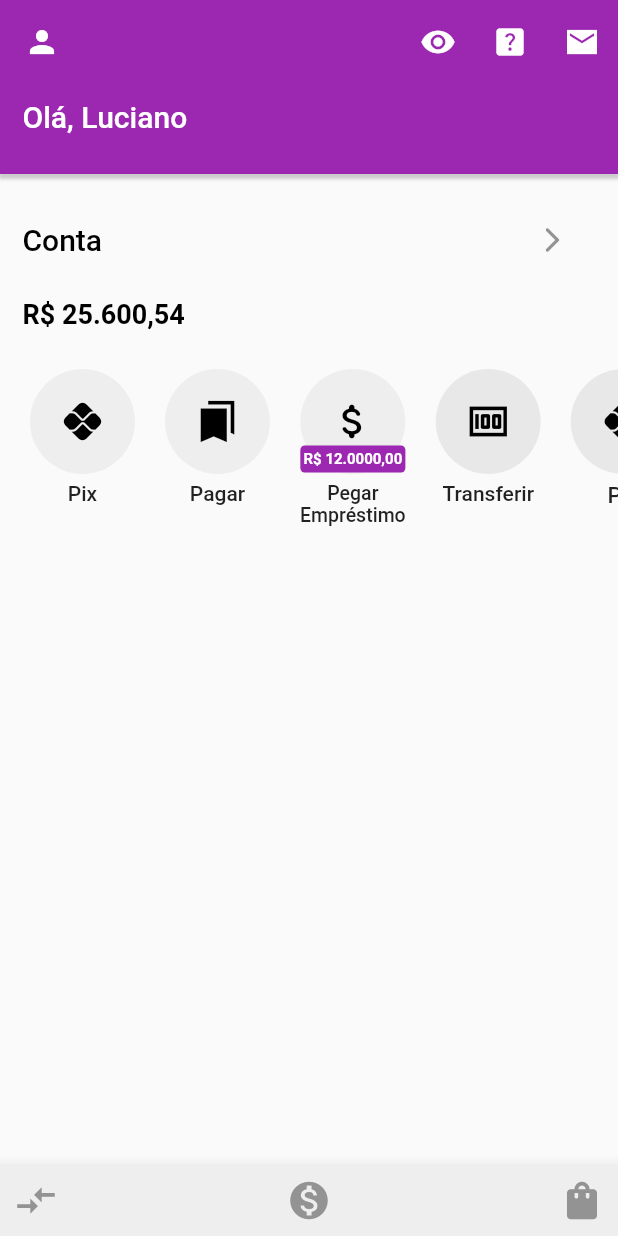
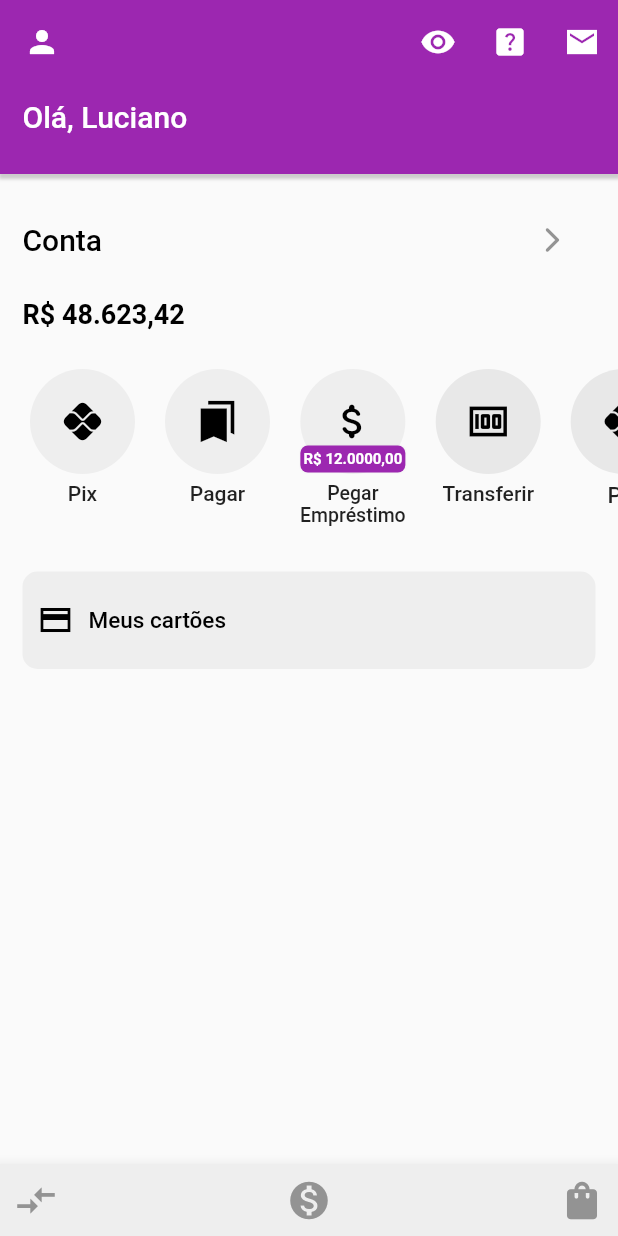
Before and after one commit to LucianoFraga27/nubank.project--flutter, a Flutter app: the screen it shows after launch, on a phone screen of 412 x 824 dp. Run offline on Flutter 3.47's test engine with Material 2 defaults, Android fonts, the phone set to English and light mode, and no system bars.

Commit message:
Meus cartões

```diff
--- a/lib/pages/home_page.dart
+++ b/lib/pages/home_page.dart
@@ -1,6 +1,7 @@
 import 'package:flutter/material.dart';
 
 import 'homepage/icones.dart';
+import 'homepage/meus_cartoes.dart';
 import 'homepage/saldo_conta.dart';
 
 class HomePage extends StatefulWidget {
@@ -25,10 +26,12 @@ class _HomePageState extends State<HomePage> {
       mainAxisAlignment: MainAxisAlignment.start,
       children: [
         _appBarNamed(),
-        SizedBox(height: 10),
-        SaldoConta(),
-        SizedBox(height: 10),
-        IconesPage()
+        const SizedBox(height: 10),
+        const SaldoConta(),
+        const SizedBox(height: 10),
+        const IconesPage(),
+        const SizedBox(height: 10),
+        const MeusCartoes(),
       ],
     );
   }
@@ -40,17 +43,17 @@ class _HomePageState extends State<HomePage> {
           mainAxisAlignment: MainAxisAlignment.spaceBetween,
           children: [
             IconButton(
-              icon: Icon(Icons.compare_arrows_sharp,
+              icon: const Icon(Icons.compare_arrows_sharp,
                   color: Color.fromARGB(255, 147, 147, 147), size: 30),
               onPressed: () {},
             ),
             IconButton(
-              icon: Icon(Icons.monetization_on_sharp,
+              icon: const Icon(Icons.monetization_on_sharp,
                   color: Color.fromARGB(255, 147, 147, 147), size: 30),
               onPressed: () {},
             ),
             IconButton(
-              icon: Icon(Icons.shopping_bag_rounded,
+              icon: const Icon(Icons.shopping_bag_rounded,
                   color: Color.fromARGB(255, 147, 147, 147), size: 30),
               onPressed: () {},
             ),
--- a/lib/pages/homepage/icones.dart
+++ b/lib/pages/homepage/icones.dart
@@ -125,7 +125,7 @@ class IconesPage extends StatelessWidget {
                                   Container(
                                     decoration: BoxDecoration(
                                       color: Colors.purple,
-                                      borderRadius: BorderRadius.circular(3),
+                                      borderRadius: BorderRadius.circular(5),
                                       boxShadow: [
                                         BoxShadow(
                                           color: Colors.grey.withOpacity(0.1),
--- /dev/null
+++ b/lib/pages/homepage/meus_cartoes.dart
@@ -0,0 +1,37 @@
+import 'package:flutter/material.dart';
+
+class MeusCartoes extends StatefulWidget {
+  const MeusCartoes({super.key});
+
+  @override
+  State<MeusCartoes> createState() => _MeusCartoesState();
+}
+
+class _MeusCartoesState extends State<MeusCartoes> {
+  @override
+  Widget build(BuildContext context) {
+    return Container(
+      height: 65,
+      width: double.infinity,
+      margin: const EdgeInsets.symmetric(horizontal: 15, vertical: 5),
+      decoration: BoxDecoration(
+        color: const Color.fromARGB(255, 238, 238, 238),
+        borderRadius: BorderRadius.circular(10),
+      ),
+      child: Row(
+        children: [
+          Container(
+              margin: const EdgeInsets.fromLTRB(10, 0, 10, 0),
+              child: const Icon(Icons.credit_card_sharp, color: Colors.black)),
+          const Text(
+            "Meus cartões",
+            style: TextStyle(
+                color: Color.fromARGB(255, 0, 0, 0),
+                fontSize: 15,
+                fontWeight: FontWeight.w500),
+          ),
+        ],
+      ),
+    );
+  }
+}
--- a/lib/pages/homepage/saldo_conta.dart
+++ b/lib/pages/homepage/saldo_conta.dart
@@ -44,7 +44,7 @@ class _SaldoContaState extends State<SaldoConta> {
         Container(
           margin: const EdgeInsets.symmetric(horizontal: 15, vertical: 5),
           child: Text(
-            'R\$ 25.600,54',
+            'R\$ 48.623,42',
             style: TextStyle(
                 color: Color.fromARGB(255, 0, 0, 0),
                 fontSize: 18,
```
